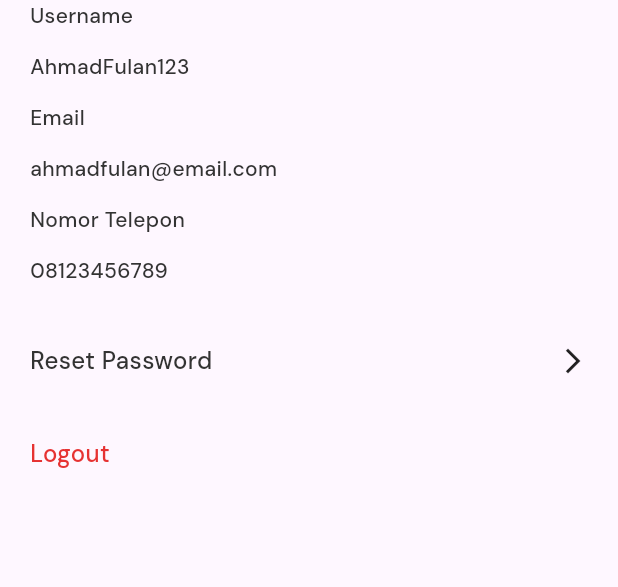
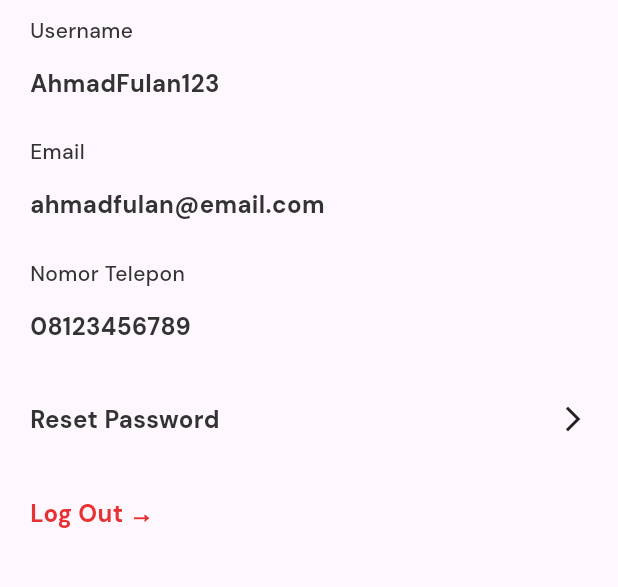
Before and after one commit to daudsutanssyah/syn_laundry, a Flutter app: the ProfilPage screen opened directly, on a phone screen of 412 x 824 dp, the part 114-701 px from its top. Run offline on Flutter 3.47's test engine with Material 3 defaults, Android fonts, the phone set to English and light mode, and no system bars; our stand-ins replace google_fonts.

Commit message:
second commit

```diff
--- a/lib/main.dart
+++ b/lib/main.dart
@@ -47,7 +47,7 @@ class MyApp extends StatelessWidget {
         colorScheme: ColorScheme.fromSeed(seedColor: Colors.deepPurple),
         useMaterial3: true,
       ),
-      home: ResetPasswordPage(),
+      home: LandingPage(),
     );
   }
 }
--- a/lib/pages/profil_page.dart
+++ b/lib/pages/profil_page.dart
@@ -1,4 +1,6 @@
 import 'package:flutter/material.dart';
+import 'package:syn_laundry/pages/edit_profil_page.dart';
+import 'package:syn_laundry/pages/reset_password_page.dart';
 import 'package:syn_laundry/themes/themes.dart';
 
 class ProfilPage extends StatelessWidget {
@@ -20,11 +22,17 @@ class ProfilPage extends StatelessWidget {
           children: [
             Align(
               alignment: Alignment.bottomRight,
-              child: Text(
-                "Edit Profil",
-                style: greenTextStyle.copyWith(),
+              child: InkWell(
+                onTap: () {
+                  Navigator.push(context, MaterialPageRoute(builder: (context) => EditProfilPage()));
+                },
+                child: Text(
+                  "Edit Profil",
+                  style: greenTextStyle.copyWith(),
+                ),
               ),
             ),
+            SizedBox(height: 10,),
             Text(
               "Username",
               style: primaryTextStyle.copyWith(fontWeight: FontWeight.w500),
@@ -34,10 +42,10 @@ class ProfilPage extends StatelessWidget {
             ),
             Text(
               "AhmadFulan123",
-              style: primaryTextStyle.copyWith(fontWeight: FontWeight.w500),
+              style: primaryTextStyle.copyWith(fontWeight: FontWeight.w700, fontSize: 16),
             ),
             SizedBox(
-              height: 14,
+              height: 24,
             ),
             Text(
               "Email",
@@ -48,10 +56,10 @@ class ProfilPage extends StatelessWidget {
             ),
             Text(
               "ahmadfulan@email.com",
-              style: primaryTextStyle.copyWith(fontWeight: FontWeight.w500),
+              style: primaryTextStyle.copyWith(fontWeight: FontWeight.w700, fontSize: 16),
             ),
             SizedBox(
-              height: 14,
+              height: 24,
             ),
             Text(
               "Nomor Telepon",
@@ -62,17 +70,22 @@ class ProfilPage extends StatelessWidget {
             ),
             Text(
               "08123456789",
-              style: primaryTextStyle.copyWith(fontWeight: FontWeight.w500),
+              style: primaryTextStyle.copyWith(fontWeight: FontWeight.w700, fontSize: 16),
             ),
             SizedBox(
               height: 39,
             ),
             Row(
               children: [
-                Text(
-                  "Reset Password",
-                  style: primaryTextStyle.copyWith(
-                      fontSize: 16, fontWeight: FontWeight.w500),
+                InkWell(
+                  onTap: () {
+                    Navigator.push(context, MaterialPageRoute(builder: (context) => ResetPasswordPage()));
+                  },
+                  child: Text(
+                    "Reset Password",
+                    style: primaryTextStyle.copyWith(
+                        fontSize: 16, fontWeight: FontWeight.w700),
+                  ),
                 ),
                 Spacer(),
                 Icon(
@@ -85,9 +98,9 @@ class ProfilPage extends StatelessWidget {
               height: 39,
             ),
             Text(
-              "Logout",
+              "Log Out →",
               style: redTextStyle.copyWith(
-                  fontSize: 16, fontWeight: FontWeight.w500),
+                  fontSize: 16, fontWeight: FontWeight.w700),
             )
           ],
         ),
```
